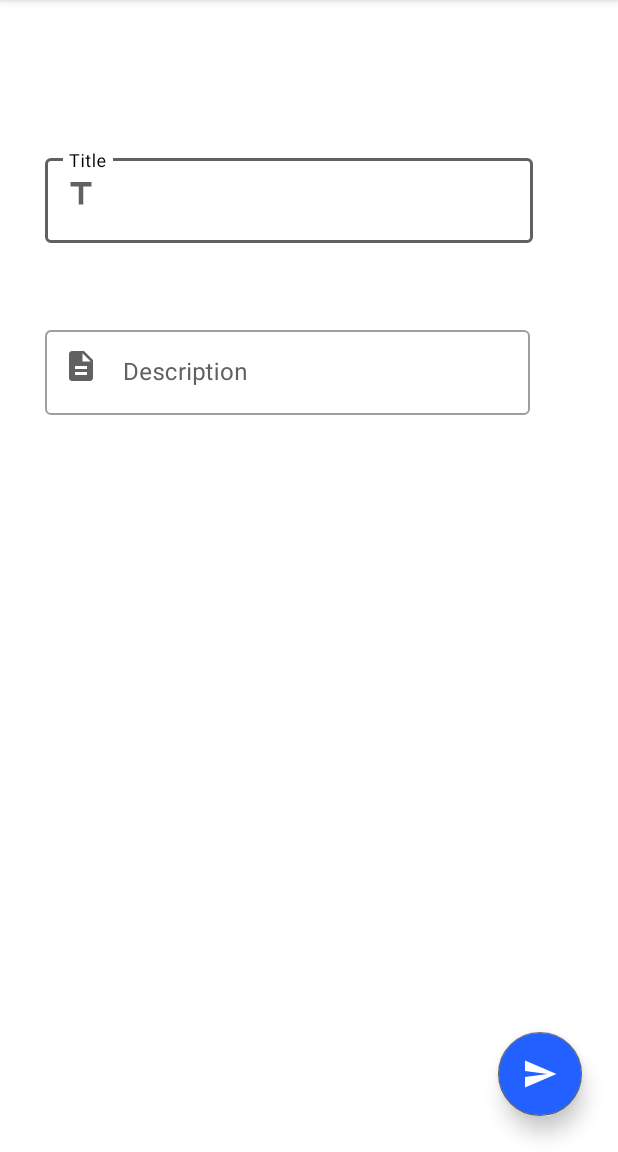
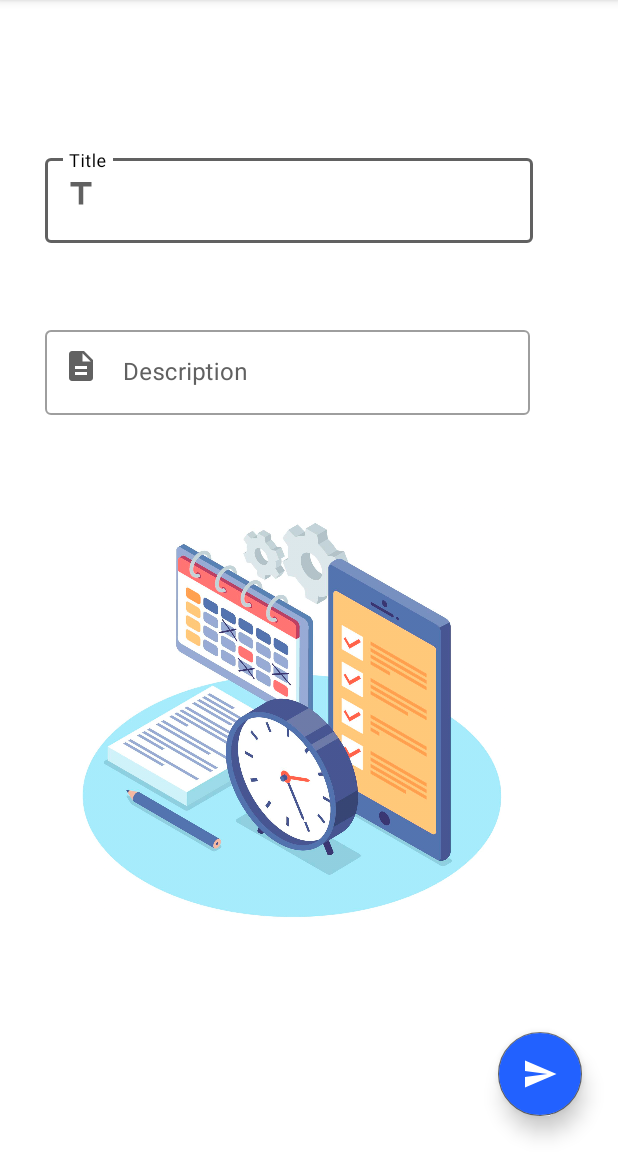
Before and after one commit to Sachintha-Dinuranga/task-management, an Android app: the screen it shows after launch (AddTaskActivity), after a tap on "Create", on a phone screen of 412 x 824 dp, the part 84-1236 px from its top. Run offline under Robolectric (Android 15) with nearby library versions, the phone set to English and light mode, and no system bars.

Commit message:
ui improve

```diff
--- a/app/src/main/java/com/example/taskmanagement/db/DBOpenHelper.kt
+++ b/app/src/main/java/com/example/taskmanagement/db/DBOpenHelper.kt
@@ -32,7 +32,7 @@ class DBOpenHelper(context: Context) : SQLiteOpenHelper(
     companion object {
         // If you change the database schema, you must increment the database version.
         private const val DATABASE_VERSION = 1
-        private const val DATABASE_NAME = "NoteApp.dp"
+        private const val DATABASE_NAME = "TaskApp.dp"
     }
 
     override fun onCreate(db: SQLiteDatabase?) {
--- a/app/src/main/res/layout/activity_add_task.xml
+++ b/app/src/main/res/layout/activity_add_task.xml
@@ -88,5 +88,15 @@
         app:layout_constraintBottom_toBottomOf="parent"
         app:layout_constraintRight_toRightOf="parent" />
 
+    <ImageView
+        android:id="@+id/imageView"
+        android:layout_width="293dp"
+        android:layout_height="317dp"
+        android:layout_marginStart="48dp"
+        android:layout_marginTop="24dp"
+        app:layout_constraintStart_toStartOf="parent"
+        app:layout_constraintTop_toBottomOf="@+id/et_description"
+        app:srcCompat="@drawable/task" />
+
 
 </androidx.constraintlayout.widget.ConstraintLayout>
```
Also changed, not shown: app/src/main/res/layout/activity_update_task.xml (+10 -0 lines), app/src/main/res/drawable/image.jpg (added), app/src/main/res/drawable/task.jpg (added), 1 other file.
